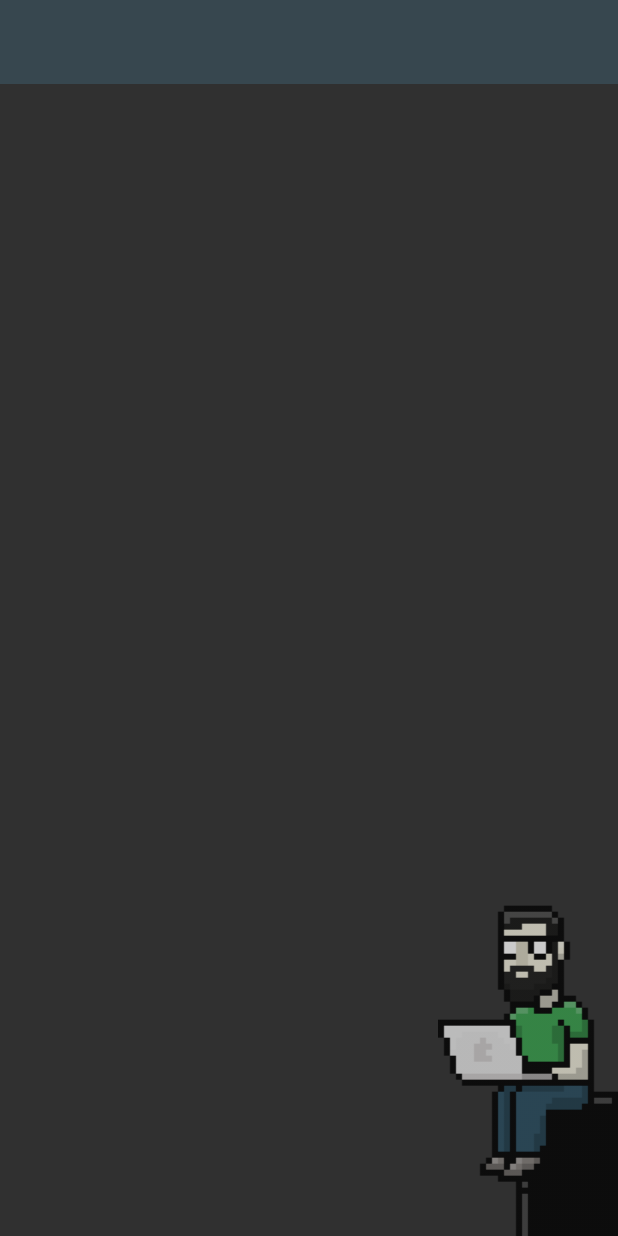
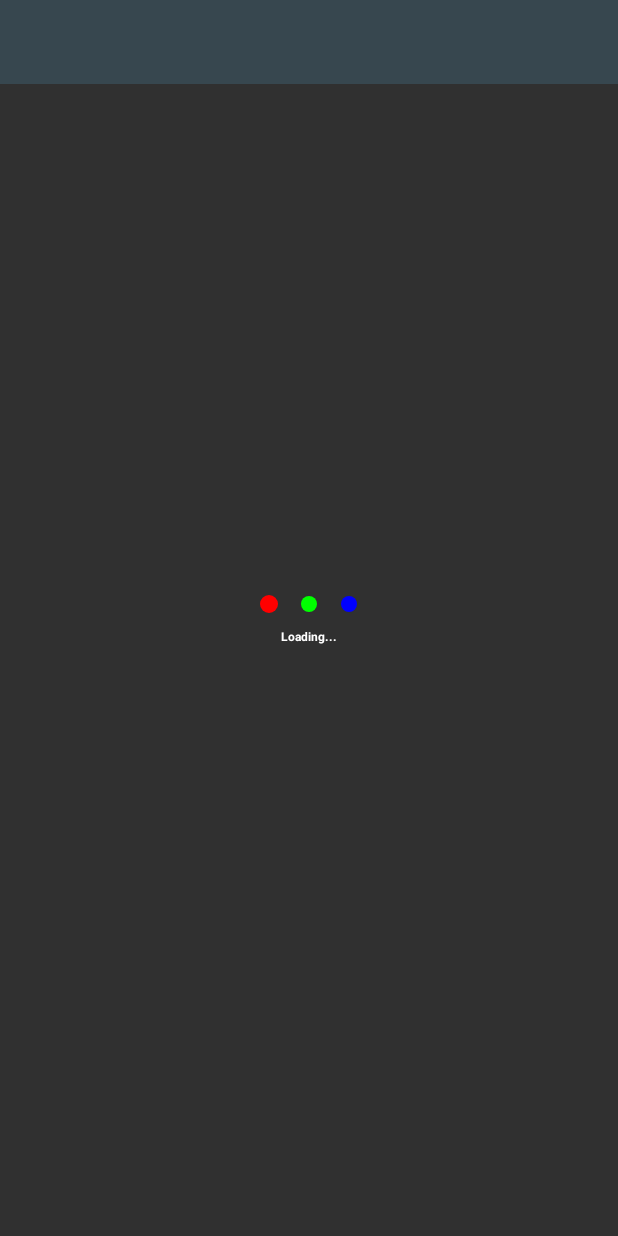
Before and after one commit to dimitark/ApkCV, an Android app: the layout activity_details.xml on its own in the app's theme, with its tools: preview values and no code run, on a phone screen of 412 x 824 dp. Run offline under Robolectric (Android 15) with nearby library versions, the phone set to English and light mode, and no system bars.

Commit message:
Minor loading view fixes

```diff
--- a/app/src/main/AndroidManifest.xml
+++ b/app/src/main/AndroidManifest.xml
@@ -11,14 +11,14 @@
         android:theme="@style/AppTheme">
 
         <!-- The main activity -->
-        <activity android:name=".ui.activities.MainActivity">
+        <activity android:name=".ui.activities.MainActivity" android:screenOrientation="portrait">
             <intent-filter>
                 <action android:name="android.intent.action.MAIN" />
                 <category android:name="android.intent.category.LAUNCHER" />
             </intent-filter>
         </activity>
         <!-- The details activity -->
-        <activity android:name=".ui.activities.DetailsActivity" />
+        <activity android:name=".ui.activities.DetailsActivity" android:screenOrientation="portrait" />
     </application>
 
 </manifest>
--- a/app/src/main/java/dime/android/apkcv/ui/views/chart/ChartView.java
+++ b/app/src/main/java/dime/android/apkcv/ui/views/chart/ChartView.java
@@ -214,10 +214,8 @@ public class ChartView extends BaseView implements ValueAnimator.AnimatorUpdateL
         // Draw the bars
         for (int i=0; i<adapter.getItemsCount(); i++) {
             canvas.drawLine(barsLocationLeft, barsLocationY[i], barsLocationRightAnimated[i], barsLocationY[i], _pBars);
-//            canvas.drawRect(barsLocationRightAnimated[i] - barCircleRadius, barsLocationY[i] - barCircleRadius, barsLocationRightAnimated[i] + barCircleRadius, barsLocationY[i] + barCircleRadius, _pBars);
             canvas.drawCircle(barsLocationRightAnimated[i], barsLocationY[i], barCircleRadius, _pBars);
             canvas.drawText(adapter.getItemAtPosition(i).getTitle(), barsLocationRightAnimated[i] + 2 * barCircleRadius, barTextY[i], _pBarsText);
-//            canvas.drawLine(barsLocationRightAnimated[i], barsLocationY[i], barsLocationRightAnimated[i], 0, _pBars);
         }
     }
 
--- a/app/src/main/java/dime/android/apkcv/ui/views/loading/LoadingView.java
+++ b/app/src/main/java/dime/android/apkcv/ui/views/loading/LoadingView.java
@@ -143,7 +143,7 @@ public class LoadingView extends BaseView implements ValueAnimator.AnimatorUpdat
 
         DESIRED_TEXT_SIZE_IN_SP = ViewUtils.spToPixels(getContext(), 8f);
         _pText = new Paint(Paint.ANTI_ALIAS_FLAG);
-        _pText.setTypeface(Typeface.MONOSPACE);
+        _pText.setTypeface(Typeface.DEFAULT_BOLD);
         _pText.setColor(textColor);
         _pText.setTextAlign(Paint.Align.CENTER);
         _pText.setStyle(Paint.Style.FILL);
--- a/app/src/main/res/layout/activity_details.xml
+++ b/app/src/main/res/layout/activity_details.xml
@@ -18,42 +18,42 @@
         android:background="?attr/colorPrimary" />
 
     <!-- TODO Test -->
-    <ScrollView
-        android:layout_width="match_parent"
-        android:layout_height="match_parent"
-        android:layout_below="@id/toolbar"
-        android:layout_alignParentBottom="true"
-        android:fillViewport="true">
+    <!--<ScrollView-->
+        <!--android:layout_width="match_parent"-->
+        <!--android:layout_height="match_parent"-->
+        <!--android:layout_below="@id/toolbar"-->
+        <!--android:layout_alignParentBottom="true"-->
+        <!--android:fillViewport="true">-->
 
-        <RelativeLayout
-            android:orientation="vertical"
-            android:layout_width="match_parent"
-            android:layout_height="wrap_content">
-            <dime.android.apkcv.ui.views.chart.ChartView
-                android:id="@+id/chart"
-                android:layout_width="match_parent"
-                android:layout_height="wrap_content"
-                android:layout_marginTop="20dp"
-                app:chart_timeline_color="@color/skills_timeline_color"
-                app:chart_bars_color="@color/skills_bars_color"
-                app:chart_animate_intro="true"/>
+        <!--<RelativeLayout-->
+            <!--android:orientation="vertical"-->
+            <!--android:layout_width="match_parent"-->
+            <!--android:layout_height="wrap_content">-->
+            <!--<dime.android.apkcv.ui.views.chart.ChartView-->
+                <!--android:id="@+id/chart"-->
+                <!--android:layout_width="match_parent"-->
+                <!--android:layout_height="wrap_content"-->
+                <!--android:layout_marginTop="20dp"-->
+                <!--app:chart_timeline_color="@color/skills_timeline_color"-->
+                <!--app:chart_bars_color="@color/skills_bars_color"-->
+                <!--app:chart_animate_intro="true"/>-->
+            <!-- -->
+            <!--<ImageView-->
+                <!--android:layout_width="120dp"-->
+                <!--android:layout_height="221dp"-->
+                <!--android:src="@mipmap/dime"-->
+                <!--android:alpha="0.75"-->
+                <!--android:layout_alignParentBottom="true"-->
+                <!--android:layout_alignParentRight="true"/>-->
 
-            <ImageView
-                android:layout_width="120dp"
-                android:layout_height="221dp"
-                android:src="@mipmap/dime"
-                android:alpha="0.75"
-                android:layout_alignParentBottom="true"
-                android:layout_alignParentRight="true"/>
+        <!--</RelativeLayout>-->
+    <!--</ScrollView>-->
 
-        </RelativeLayout>
-    </ScrollView>
-
-    <!--<dime.android.apkcv.ui.views.loading.LoadingView-->
-    <!--android:layout_width="wrap_content"-->
-    <!--android:layout_height="wrap_content"-->
-    <!--android:layout_centerInParent="true"-->
-    <!--app:loading_text="@string/loading" />-->
+    <dime.android.apkcv.ui.views.loading.LoadingView
+    android:layout_width="wrap_content"
+    android:layout_height="wrap_content"
+    android:layout_centerInParent="true"
+    app:loading_text="@string/loading" />
 
     <!-- The color overlay. Must be last because it's the most top element -->
     <View
--- a/app/src/main/res/values/strings.xml
+++ b/app/src/main/res/values/strings.xml
@@ -2,7 +2,7 @@
     <string name="app_name">ApkCV</string>
     <string name="myname">{Dimitar Kotevski}</string>
     <string name="years">Years</string>
-    <string name="loading">Loading</string>
+    <string name="loading">Loading...</string>
     <string name="skills_title">Skills</string>
-    <string name="skills_subtitle">My skills, sorted by years of experience</string>
+    <string name="skills_subtitle">Sorted by years of experience</string>
 </resources>
```
Also changed, not shown: app/src/main/java/dime/android/apkcv/ui/activities/DetailsActivity.java (+17 -17 lines).
